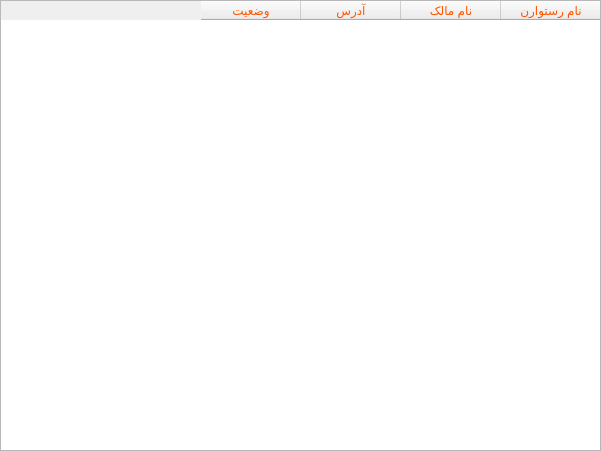
Old version of the form FOOD/restauranttablewidget.ui in the repository pooratho/FOOD.
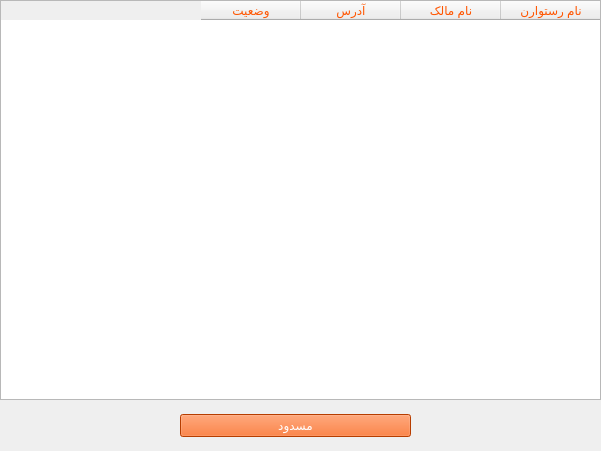
New version of the form.

Commit message: add block buttons to restaurant and users table list

```diff
--- a/FOOD/restauranttablewidget.ui
+++ b/FOOD/restauranttablewidget.ui
@@ -31,7 +31,7 @@
      <x>0</x>
      <y>0</y>
      <width>601</width>
-     <height>451</height>
+     <height>400</height>
     </rect>
    </property>
    <property name="sizePolicy">
@@ -43,13 +43,13 @@
    <property name="minimumSize">
     <size>
      <width>601</width>
-     <height>451</height>
+     <height>400</height>
     </size>
    </property>
    <property name="maximumSize">
     <size>
      <width>601</width>
-     <height>451</height>
+     <height>400</height>
     </size>
    </property>
    <property name="layoutDirection">
@@ -92,6 +92,30 @@
     </property>
    </column>
   </widget>
+  <widget class="QWidget" name="horizontalLayoutWidget">
+   <property name="geometry">
+    <rect>
+     <x>180</x>
+     <y>400</y>
+     <width>231</width>
+     <height>51</height>
+    </rect>
+   </property>
+   <layout class="QHBoxLayout" name="horizontalLayout">
+    <item>
+     <widget class="QPushButton" name="pushButton_2">
+      <property name="styleSheet">
+       <string notr="true">background-color: rgb(255, 85, 0);
+color: rgb(255, 255, 255);
+font: 10pt &quot;B Farnaz&quot;;</string>
+      </property>
+      <property name="text">
+       <string>مسدود</string>
+      </property>
+     </widget>
+    </item>
+   </layout>
+  </widget>
  </widget>
  <resources/>
  <connections/>
```
The commit also changes 1 other file.
